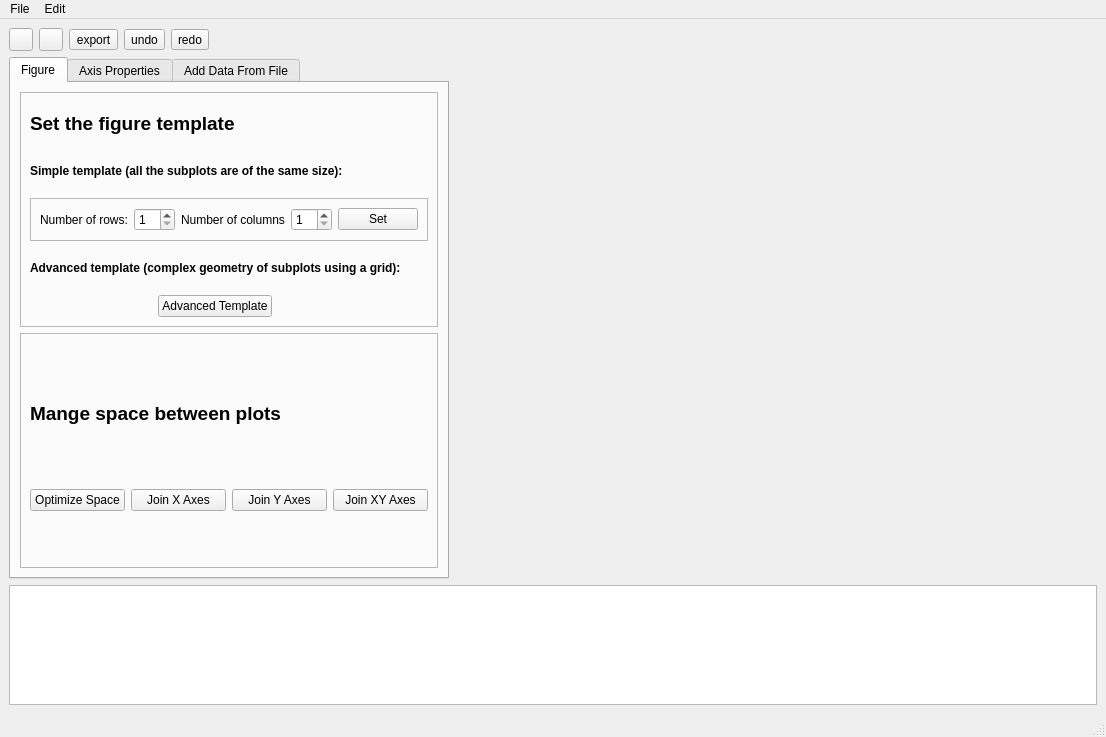
This is ui/plotter.ui in hadrianmontes/Plotter2 as Qt 5 draws it before an edit. The edited form follows.
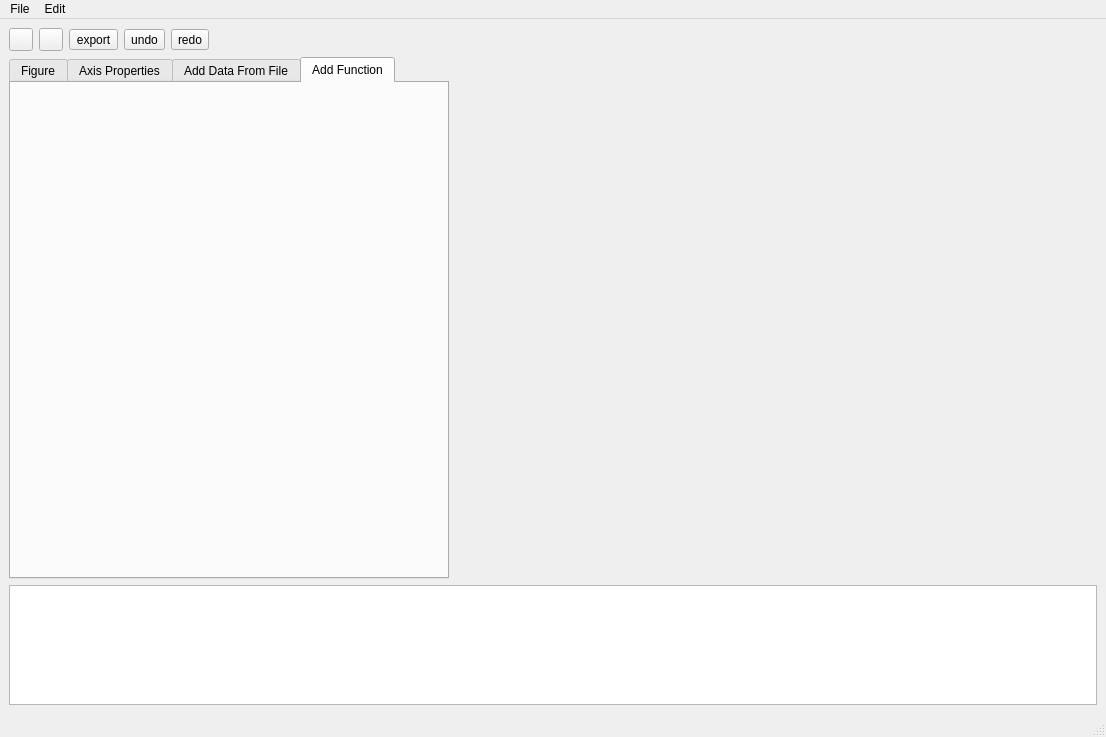
This is the edited form. Icons and pictures are not drawn.

Commit message: Added new pane for functions

Patch:
```diff
--- a/ui/plotter.ui
+++ b/ui/plotter.ui
@@ -138,7 +138,7 @@
          </size>
         </property>
         <property name="currentIndex">
-         <number>0</number>
+         <number>3</number>
         </property>
         <widget class="QWidget" name="figure_tab">
          <attribute name="title">
@@ -1060,6 +1060,16 @@
           </item>
          </layout>
         </widget>
+        <widget class="QWidget" name="function_tab">
+         <attribute name="title">
+          <string>Add Function</string>
+         </attribute>
+         <layout class="QGridLayout" name="gridLayout_18">
+          <item row="0" column="0">
+           <widget class="QWidget" name="widget" native="true"/>
+          </item>
+         </layout>
+        </widget>
        </widget>
       </item>
      </layout>
```
The commit also changes 1 other file.
